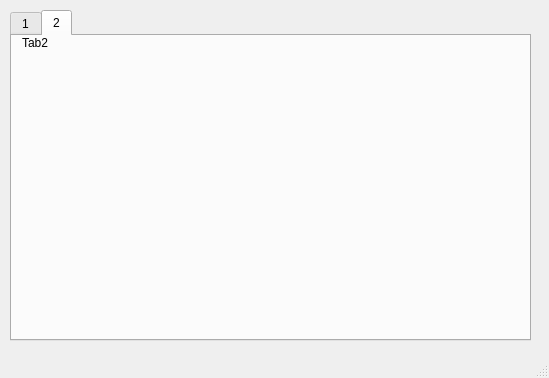
Before: the Qt Designer form 20_Tabs/mainwindow.ui in NycolasAbreu/Qt_Projects, drawn with Qt 5.
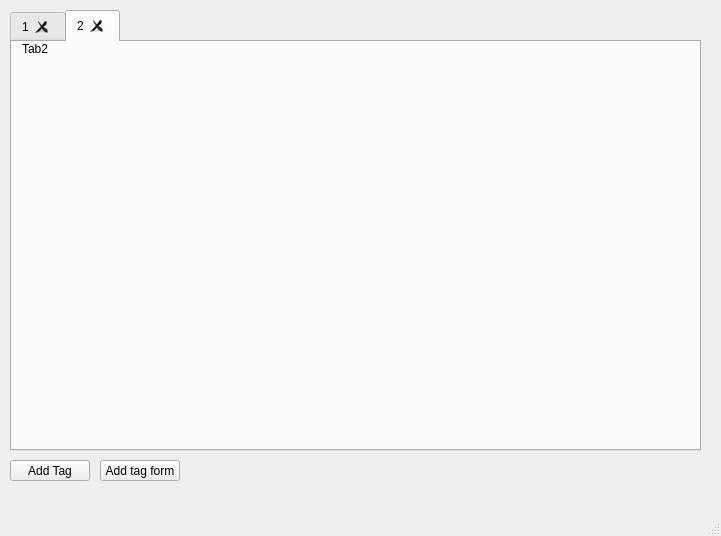
After: the same form once the commit is applied.

```diff
--- a/20_Tabs/mainwindow.ui
+++ b/20_Tabs/mainwindow.ui
@@ -6,8 +6,8 @@
    <rect>
     <x>0</x>
     <y>0</y>
-    <width>549</width>
-    <height>378</height>
+    <width>721</width>
+    <height>536</height>
    </rect>
   </property>
   <property name="windowTitle">
@@ -19,13 +19,16 @@
      <rect>
       <x>10</x>
       <y>10</y>
-      <width>521</width>
-      <height>331</height>
+      <width>691</width>
+      <height>441</height>
      </rect>
     </property>
     <property name="currentIndex">
      <number>1</number>
     </property>
+    <property name="tabsClosable">
+     <bool>true</bool>
+    </property>
     <widget class="QWidget" name="tab">
      <attribute name="title">
       <string>1</string>
@@ -63,6 +66,32 @@
      </widget>
     </widget>
    </widget>
+   <widget class="QPushButton" name="pushButton">
+    <property name="geometry">
+     <rect>
+      <x>10</x>
+      <y>460</y>
+      <width>80</width>
+      <height>21</height>
+     </rect>
+    </property>
+    <property name="text">
+     <string>Add Tag</string>
+    </property>
+   </widget>
+   <widget class="QPushButton" name="pushButton_2">
+    <property name="geometry">
+     <rect>
+      <x>100</x>
+      <y>460</y>
+      <width>80</width>
+      <height>21</height>
+     </rect>
+    </property>
+    <property name="text">
+     <string>Add tag form</string>
+    </property>
+   </widget>
   </widget>
   <widget class="QMenuBar" name="menubar">
    <property name="geometry">
```
Left out of the diff: 2 changed lines with no effect on the pictures.
